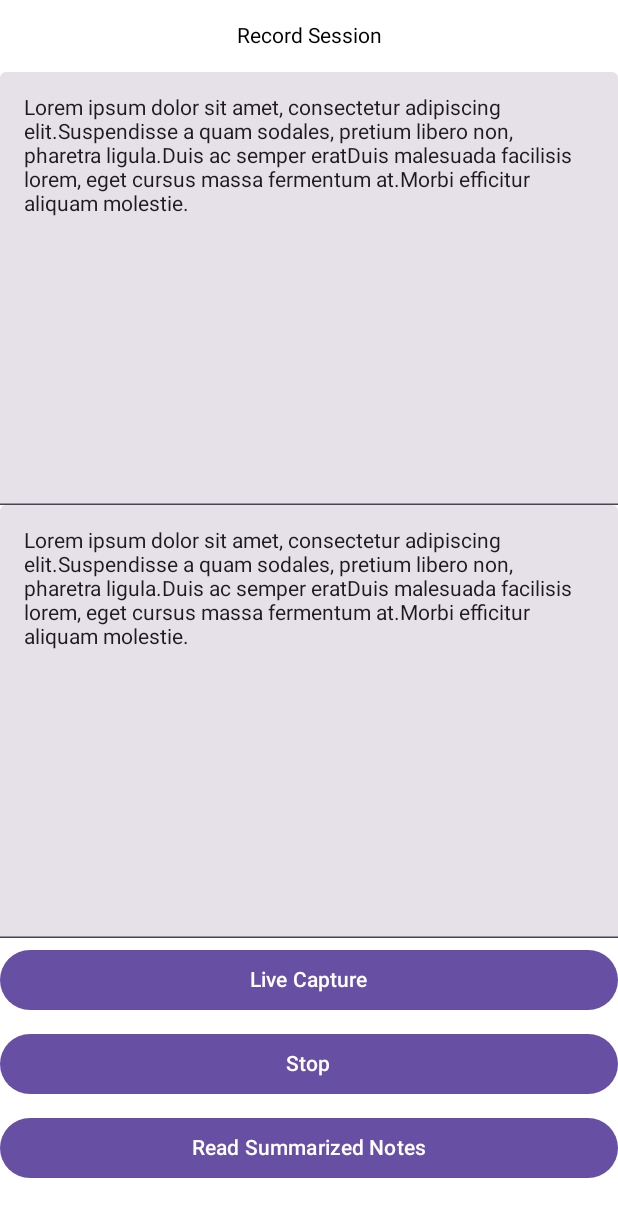
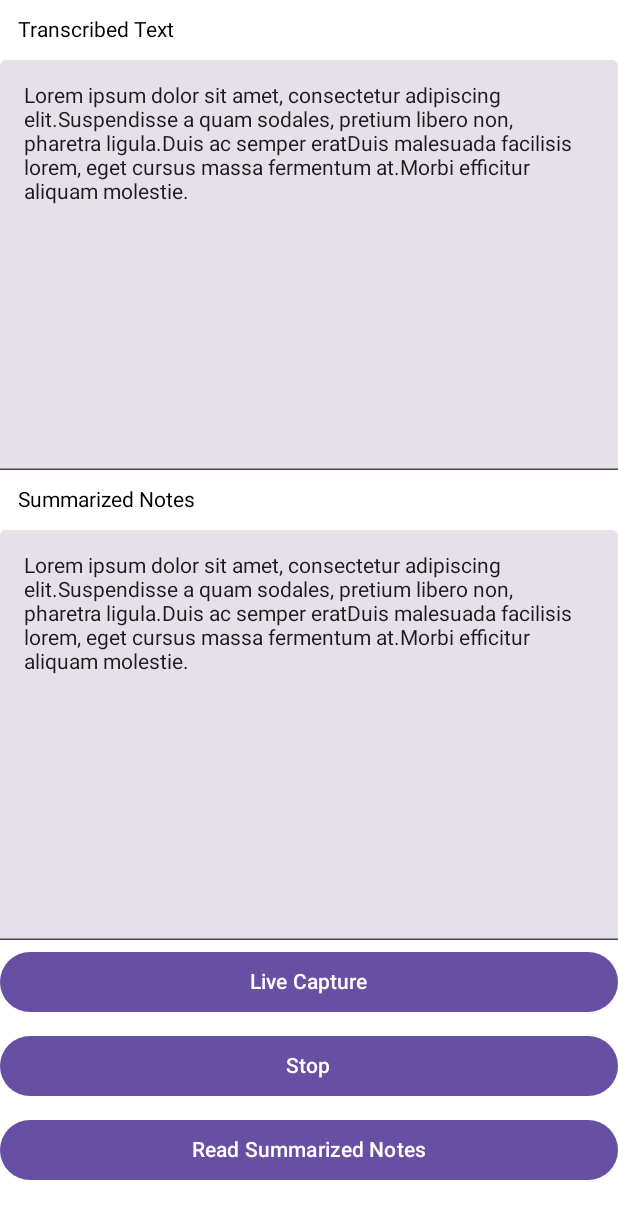
Before and after one commit to Starfox68/AccessaNotes, an Android app built with Jetpack Compose: the @Preview function LiveRecordingScreenPreview, on a phone screen of 412 x 824 dp. Shown: the top 1219 px of the screen. Run offline under Robolectric (Android 15) with nearby library versions, the light colour scheme and no system bars.

Commit message:
Update layour

```diff
--- a/AccessaNotes/app/src/main/java/com/shaphr/accessanotes/ui/screens/LiveRecordingScreen.kt
+++ b/AccessaNotes/app/src/main/java/com/shaphr/accessanotes/ui/screens/LiveRecordingScreen.kt
@@ -43,25 +43,30 @@ fun LiveRecordingScreenContent(
         modifier = Modifier.fillMaxSize(),
         horizontalAlignment = Alignment.CenterHorizontally
     ) {
-        Text(
-            text = "Record Session",
-            modifier = Modifier.padding(16.dp)
-        )
         LazyColumn {
             val config = LocalConfiguration
+
             item {
-                Column (modifier = Modifier.height((config.current.screenHeightDp*0.35).dp)
+                Column (modifier = Modifier.height((config.current.screenHeightDp*0.38).dp)
                 ) {
+                    Text(
+                        text = "Transcribed Text",
+                        modifier = Modifier.padding(12.dp)
+                    )
                     TextField(
-                        value = summarizedContent.joinToString(separator = ""),
+                        value = summarizedContent.joinToString(separator = ""), // TODO: Replace with transcribed text
                         onValueChange = { },
                         modifier = Modifier.fillMaxSize()
                     )
                 }
             }
             item {
-                Column (modifier = Modifier.height((config.current.screenHeightDp*0.35).dp)
+                Column (modifier = Modifier.height((config.current.screenHeightDp*0.38).dp)
                 ) {
+                    Text(
+                        text = "Summarized Notes",
+                        modifier = Modifier.padding(12.dp)
+                    )
                     TextField(
                         value = summarizedContent.joinToString(separator = ""),
                         onValueChange = { },
```
